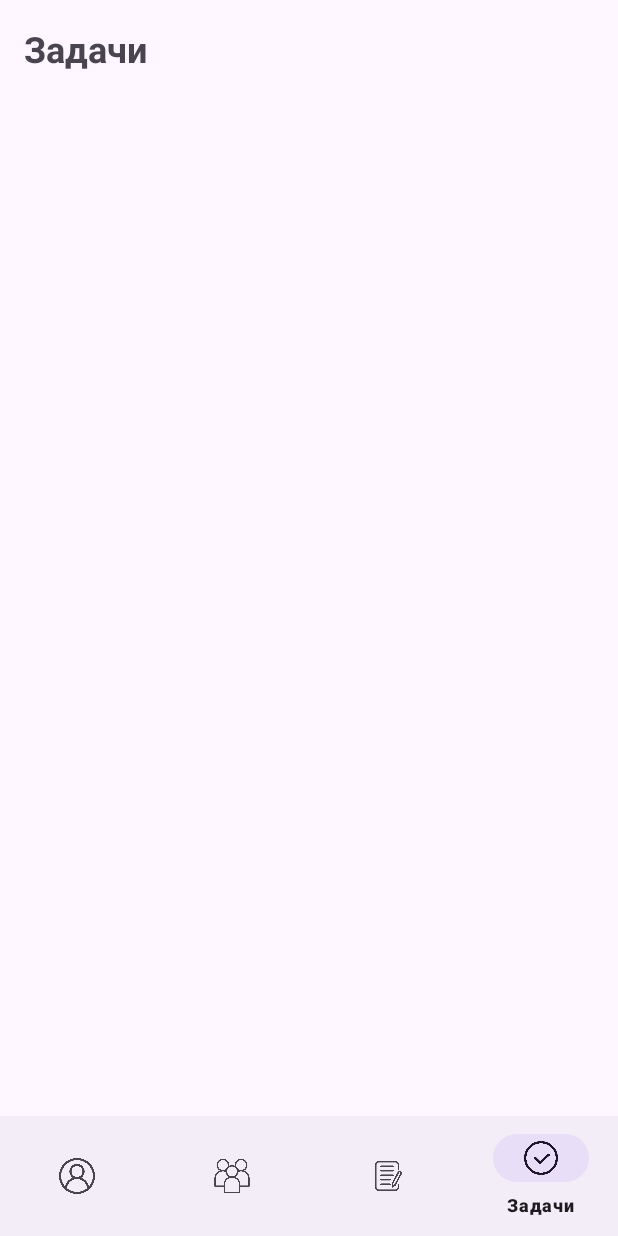
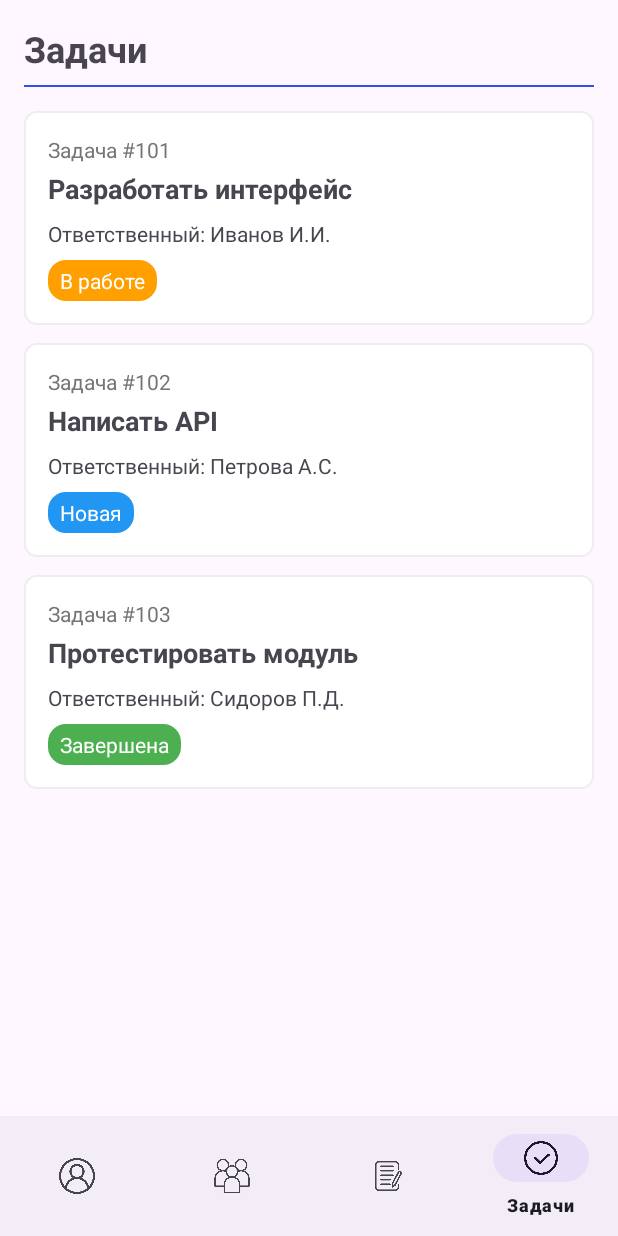
Before and after one commit to Greamond/StuidAD, an Android app: the TasksFragment screen opened through its navigation route, on a phone screen of 412 x 824 dp. Run offline under Robolectric (Android 15) with nearby library versions, the phone set to English and light mode, and no system bars; our stand-ins replace navigation-ui.

Commit message:
Дизайн задач. Русанов

```diff
--- a/app/src/main/java/com/example/stuid/fragments/TasksFragment.java
+++ b/app/src/main/java/com/example/stuid/fragments/TasksFragment.java
@@ -5,13 +5,37 @@ import android.view.LayoutInflater;
 import android.view.View;
 import android.view.ViewGroup;
 import androidx.fragment.app.Fragment;
+import androidx.recyclerview.widget.DividerItemDecoration;
+import androidx.recyclerview.widget.LinearLayoutManager;
+import androidx.recyclerview.widget.RecyclerView;
 
 import com.example.stuid.R;
+import com.example.stuid.models.Task;
+import com.example.stuid.models.TaskAdapter;
+
+import java.util.ArrayList;
+import java.util.List;
 
 public class TasksFragment extends Fragment {
+    private RecyclerView recyclerView;
+
     @Override
     public View onCreateView(LayoutInflater inflater, ViewGroup container,
                              Bundle savedInstanceState) {
-        return inflater.inflate(R.layout.fragment_tasks, container, false);
+        View view = inflater.inflate(R.layout.fragment_tasks, container, false);
+        recyclerView = view.findViewById(R.id.rvTasks);
+        setupRecyclerView();
+        return view;
+    }
+
+    private void setupRecyclerView() {
+        // Тестовые данные
+        List<Task> tasks = new ArrayList<>();
+        tasks.add(new Task("101", "Разработать интерфейс", "Иванов И.И.", "В работе"));
+        tasks.add(new Task("102", "Написать API", "Петрова А.С.", "Новая"));
+        tasks.add(new Task("103", "Протестировать модуль", "Сидоров П.Д.", "Завершена"));
+
+        recyclerView.setLayoutManager(new LinearLayoutManager(getContext()));
+        recyclerView.setAdapter(new TaskAdapter(tasks));
     }
 }
--- /dev/null
+++ b/app/src/main/java/com/example/stuid/models/Task.java
@@ -0,0 +1,21 @@
+package com.example.stuid.models;
+
+public class Task {
+    private String number;
+    private String name;
+    private String assignee;
+    private String status;
+
+    public Task(String number, String name, String assignee, String status) {
+        this.number = number;
+        this.name = name;
+        this.assignee = assignee;
+        this.status = status;
+    }
+
+    // Геттеры
+    public String getNumber() { return number; }
+    public String getName() { return name; }
+    public String getAssignee() { return assignee; }
+    public String getStatus() { return status; }
+}
--- /dev/null
+++ b/app/src/main/java/com/example/stuid/models/TaskAdapter.java
@@ -0,0 +1,69 @@
+package com.example.stuid.models;
+
+import android.graphics.Color;
+import android.graphics.drawable.GradientDrawable;
+import android.view.LayoutInflater;
+import android.view.View;
+import android.view.ViewGroup;
+import android.widget.TextView;
+
+import androidx.recyclerview.widget.RecyclerView;
+
+import com.example.stuid.R;
+
+import java.util.List;
+
+public class TaskAdapter extends RecyclerView.Adapter<TaskAdapter.ViewHolder> {
+    private List<Task> tasks;
+
+    public static class ViewHolder extends RecyclerView.ViewHolder {
+        public TextView tvNumber, tvName, tvAssignee, tvStatus;
+
+        public ViewHolder(View itemView) {
+            super(itemView);
+            tvNumber = itemView.findViewById(R.id.tvTaskNumber);
+            tvName = itemView.findViewById(R.id.tvTaskName);
+            tvAssignee = itemView.findViewById(R.id.tvTaskAssignee);
+            tvStatus = itemView.findViewById(R.id.tvTaskStatus);
+        }
+    }
+
+    public TaskAdapter(List<Task> tasks) {
+        this.tasks = tasks;
+    }
+
+    @Override
+    public ViewHolder onCreateViewHolder(ViewGroup parent, int viewType) {
+        View view = LayoutInflater.from(parent.getContext())
+                .inflate(R.layout.item_task, parent, false);
+        return new ViewHolder(view);
+    }
+
+    @Override
+    public void onBindViewHolder(ViewHolder holder, int position) {
+        Task task = tasks.get(position);
+        holder.tvNumber.setText("Задача #" + task.getNumber());
+        holder.tvName.setText(task.getName());
+        holder.tvAssignee.setText("Ответственный: " + task.getAssignee());
+        holder.tvStatus.setText(task.getStatus());
+
+        // Установка цвета статуса
+        int statusColor = getStatusColor(task.getStatus());
+        GradientDrawable drawable = (GradientDrawable) holder.tvStatus.getBackground();
+        drawable.setColor(statusColor);
+    }
+
+    private int getStatusColor(String status) {
+        switch (status.toLowerCase()) {
+            case "в работе": return Color.parseColor("#FFA000"); // оранжевый
+            case "завершена": return Color.parseColor("#4CAF50"); // зеленый
+            case "новая": return Color.parseColor("#2196F3"); // голубой
+            default: return Color.parseColor("#9E9E9E"); // серый
+        }
+    }
+
+    @Override
+    public int getItemCount() {
+        return tasks.size();
+    }
+}
--- /dev/null
+++ b/app/src/main/res/drawable/bg_task_status.xml
@@ -0,0 +1,4 @@
+<shape xmlns:android="http://schemas.android.com/apk/res/android">
+    <corners android:radius="12dp"/>
+    <solid android:color="#9E9E9E"/> <!-- Цвет по умолчанию -->
+</shape>
--- a/app/src/main/res/layout/fragment_tasks.xml
+++ b/app/src/main/res/layout/fragment_tasks.xml
@@ -1,17 +1,35 @@
 <?xml version="1.0" encoding="utf-8"?>
-<LinearLayout xmlns:android="http://schemas.android.com/apk/res/android"
+<ScrollView xmlns:android="http://schemas.android.com/apk/res/android"
     android:layout_width="match_parent"
     android:layout_height="match_parent"
+    android:fillViewport="true">
+
+    <LinearLayout
+        android:layout_width="match_parent"
+        android:layout_height="wrap_content"
         android:orientation="vertical"
         android:padding="16dp">
 
+        <!-- Заголовок -->
         <TextView
             android:layout_width="wrap_content"
             android:layout_height="wrap_content"
             android:text="Задачи"
             android:textSize="24sp"
-        android:textStyle="bold" />
+            android:textStyle="bold"
+            android:layout_marginBottom="8dp"/>
 
-    <!-- Здесь будет список задач -->
+        <!-- Голубая разделительная линия -->
+        <View
+            android:layout_width="match_parent"
+            android:layout_height="1dp"
+            android:background="@color/blue"
+            android:layout_marginBottom="16dp"/>
 
+        <!-- Контейнер для списка задач -->
+        <androidx.recyclerview.widget.RecyclerView
+            android:id="@+id/rvTasks"
+            android:layout_width="match_parent"
+            android:layout_height="wrap_content"/>
     </LinearLayout>
+</ScrollView>
--- /dev/null
+++ b/app/src/main/res/layout/item_task.xml
@@ -0,0 +1,46 @@
+<?xml version="1.0" encoding="utf-8"?>
+<LinearLayout xmlns:android="http://schemas.android.com/apk/res/android"
+    android:layout_width="match_parent"
+    android:layout_height="wrap_content"
+    android:orientation="vertical"
+    android:background="@drawable/bg_item"
+    android:padding="16dp"
+    android:layout_marginBottom="12dp">
+
+    <!-- Номер задачи -->
+    <TextView
+        android:id="@+id/tvTaskNumber"
+        android:layout_width="wrap_content"
+        android:layout_height="wrap_content"
+        android:textSize="14sp"
+        android:textColor="@color/gray"/>
+
+    <!-- Название задачи -->
+    <TextView
+        android:id="@+id/tvTaskName"
+        android:layout_width="wrap_content"
+        android:layout_height="wrap_content"
+        android:textSize="18sp"
+        android:textStyle="bold"
+        android:layout_marginTop="4dp"/>
+
+    <!-- Ответственный -->
+    <TextView
+        android:id="@+id/tvTaskAssignee"
+        android:layout_width="wrap_content"
+        android:layout_height="wrap_content"
+        android:textSize="14sp"
+        android:layout_marginTop="8dp"/>
+
+    <!-- Статус задачи -->
+    <TextView
+        android:id="@+id/tvTaskStatus"
+        android:layout_width="wrap_content"
+        android:layout_height="wrap_content"
+        android:textSize="14sp"
+        android:textColor="@color/white"
+        android:layout_marginTop="8dp"
+        android:paddingHorizontal="8dp"
+        android:paddingVertical="4dp"
+        android:background="@drawable/bg_task_status"/>
+</LinearLayout>
```
Lines whose indentation alone changed are shown as unchanged.
